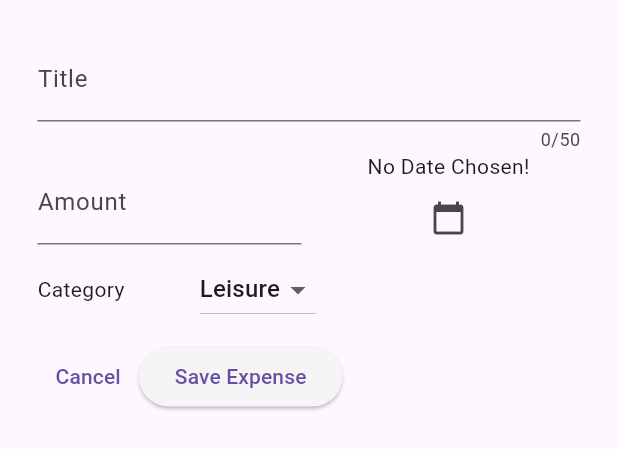
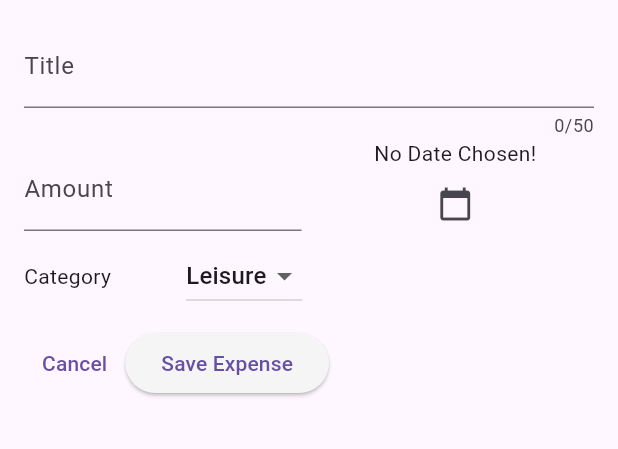
Before and after one commit to sweettirexkiller/quick_flutter_learning, a Flutter app: the NewExpense widget shown alone on an empty page, opened directly with empty values, on a phone screen of 412 x 824 dp. Shown: the top 449 px of the screen. Run offline on Flutter 3.47's test engine with Material 3 defaults, Android fonts, the phone set to English and light mode, and no system bars; statements that could not run were skipped.

Commit message:
flutter jest nudny

```diff
--- a/lib/widgets/new_expense.dart
+++ b/lib/widgets/new_expense.dart
@@ -91,9 +91,18 @@ class _NewExpenseState extends State<NewExpense>{
 
   @override
   Widget build(BuildContext context) {
-    return Padding(padding:
-      const EdgeInsets.all(25),
+    final keyboardSpace = MediaQuery.of(context).viewInsets.bottom;
+
+    return LayoutBuilder(builder: (ctx, constrains){
+        final width = constrains.maxWidth;
+
+        return SizedBox(
+          height: double.infinity,
+          child: SingleChildScrollView(
+            child: Padding(
+              padding: EdgeInsets.fromLTRB(16,16,16,keyboardSpace + 16),
               child: Column(
+
                 crossAxisAlignment: CrossAxisAlignment.end,
                 children: [
                   TextField(
@@ -167,7 +176,12 @@ class _NewExpenseState extends State<NewExpense>{
                   ],)
 
                 ],
-      ));
+              )),
+          ),
+    );
+    });
+
+
   }
 
 
```
Also changed, not shown: lib/expenses.dart (+5 -2 lines). Lines whose indentation alone changed are shown as unchanged.
